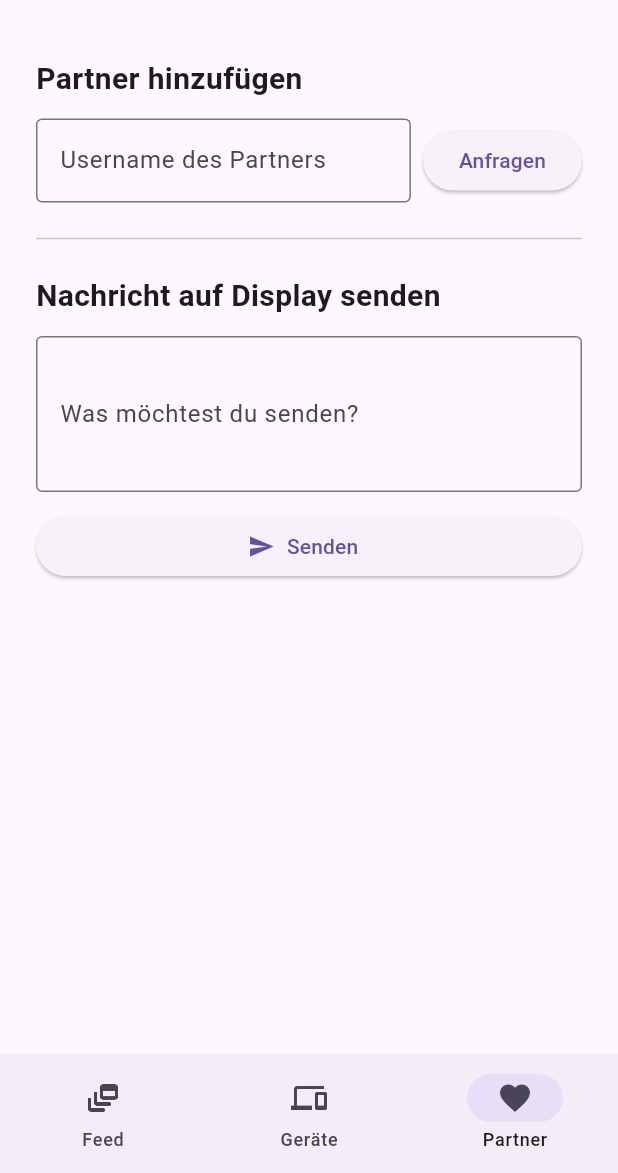
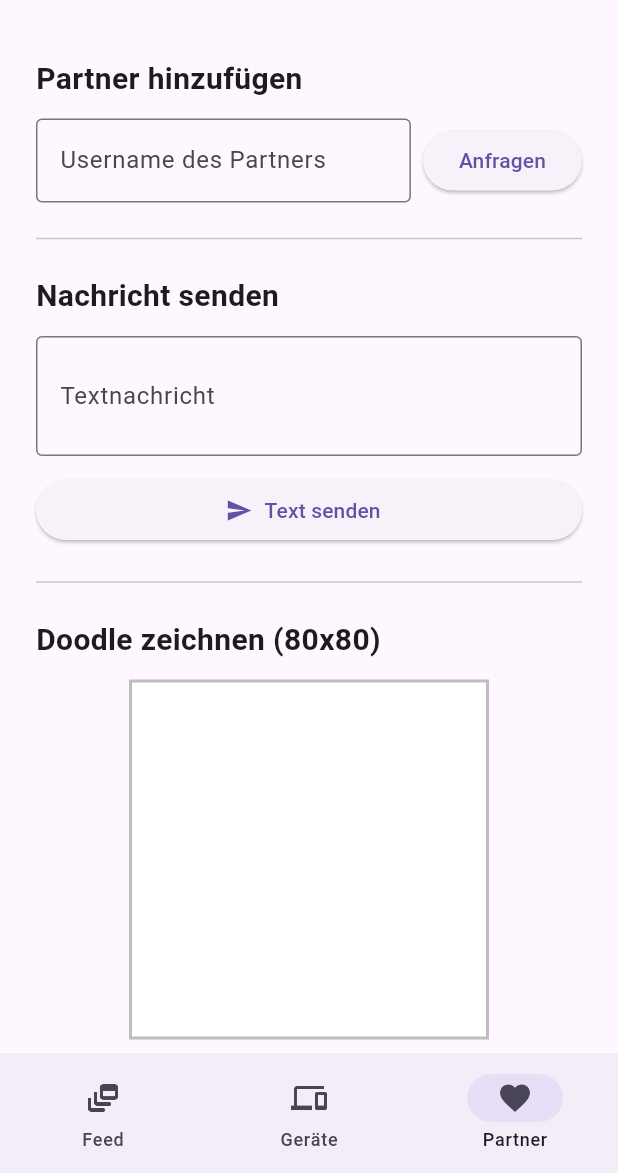
Before and after one commit to LarsEsDoch/kyndora, a Flutter app: the MainLayout screen opened directly with empty values, item 3 of the bottom bar chosen, after a tap on "Anfragen", on a phone screen of 412 x 824 dp, the part 63-1236 px from its top. Run offline on Flutter 3.47's test engine with Material 3 defaults, Android fonts, the phone set to English and light mode, and no system bars; our stand-ins replace flutter_blue_plus, permission_handler, shared_preferences; accounts and stored records are empty; network calls fail.

Commit message:
Add 80x80 doodle canvas & send feature
Introduce an interactive 80x80 doodle canvas to PartnerTab. Implements a boolean pixel grid, 2x2 pixel brush, Bresenham line interpolation to avoid gaps, CustomPainter rendering, gesture handling (pan down/update/end) and a hex payload generator. Adds HTTP POST to send doodles to the backend with auth, plus clear/send UI and loading state. Also includes small UI text tweaks and a minor partner-request snackbar change.

```diff
--- a/mobile_app/lib/tabs/partner_tab.dart
+++ b/mobile_app/lib/tabs/partner_tab.dart
@@ -1,6 +1,6 @@
+import 'dart:math';
 import 'package:flutter/material.dart';
 import 'package:http/http.dart' as http;
-
 import '../constants.dart';
 
 class PartnerTab extends StatefulWidget {
@@ -15,6 +15,124 @@ class _PartnerTabState extends State<PartnerTab> {
   final _usernameController = TextEditingController();
   final _messageController = TextEditingController();
 
+  final GlobalKey _paintKey = GlobalKey();
+
+  final int _gridSize = 80;
+  late List<List<bool>> _pixels;
+  bool _isSendingDoodle = false;
+
+  Point<int>? _lastPoint;
+
+  @override
+  void initState() {
+    super.initState();
+    _clearDoodle();
+  }
+
+  void _clearDoodle() {
+    setState(() {
+      _pixels = List.generate(_gridSize, (_) => List.filled(_gridSize, false));
+      _lastPoint = null;
+    });
+  }
+
+  void _drawPixelBlock(int x, int y) {
+    if (x >= 0 && x < _gridSize && y >= 0 && y < _gridSize) {
+      _pixels[y][x] = true;
+      if (x < _gridSize - 1) _pixels[y][x + 1] = true;
+      if (y < _gridSize - 1) _pixels[y + 1][x] = true;
+      if (x < _gridSize - 1 && y < _gridSize - 1) _pixels[y + 1][x + 1] = true;
+    }
+  }
+
+  void _drawLine(Point<int> p1, Point<int> p2) {
+    int x1 = p1.x;
+    int y1 = p1.y;
+    int x2 = p2.x;
+    int y2 = p2.y;
+
+    int dx = (x2 - x1).abs();
+    int dy = (y2 - y1).abs();
+    int sx = x1 < x2 ? 1 : -1;
+    int sy = y1 < y2 ? 1 : -1;
+    int err = dx - dy;
+
+    while (true) {
+      _drawPixelBlock(x1, y1);
+
+      if (x1 == x2 && y1 == y2) break;
+      int e2 = 2 * err;
+      if (e2 > -dy) {
+        err -= dy;
+        x1 += sx;
+      }
+      if (e2 < dx) {
+        err += dx;
+        y1 += sy;
+      }
+    }
+  }
+
+  void _handleGesture(Offset globalPosition, {bool isNewStroke = false}) {
+    final RenderBox? box = _paintKey.currentContext?.findRenderObject() as RenderBox?;
+    if (box == null) return;
+
+    final Offset localPosition = box.globalToLocal(globalPosition);
+    final Size size = box.size;
+
+    int x = (localPosition.dx / size.width * _gridSize).floor();
+    int y = (localPosition.dy / size.height * _gridSize).floor();
+
+    if (x >= 0 && x < _gridSize && y >= 0 && y < _gridSize) {
+      setState(() {
+        Point<int> currentPoint = Point(x, y);
+
+        if (isNewStroke || _lastPoint == null) {
+          _drawPixelBlock(x, y);
+        } else {
+          _drawLine(_lastPoint!, currentPoint);
+        }
+        _lastPoint = currentPoint;
+      });
+    }
+  }
+
+  String _generateHexPayload() {
+    String hexString = "";
+    for (int y = 0; y < _gridSize; y++) {
+      for (int x = 0; x < _gridSize; x += 8) {
+        int byte = 0;
+        for (int b = 0; b < 8; b++) {
+          if (_pixels[y][x + b]) {
+            byte |= (1 << (7 - b));
+          }
+        }
+        hexString += byte.toRadixString(16).padLeft(2, '0');
+      }
+    }
+    return hexString;
+  }
+
+  Future<void> _sendDoodle() async {
+    setState(() => _isSendingDoodle = true);
+    final payload = _generateHexPayload();
+
+    try {
+      final response = await http.post(
+        Uri.parse('$backendUrl/api/feed/?content_type=doodle&payload=$payload'),
+        headers: {'Authorization': 'Bearer ${widget.token}'},
+      );
+      if (response.statusCode == 200) {
+        ScaffoldMessenger.of(context).showSnackBar(const SnackBar(content: Text('Doodle gesendet!')));
+        _clearDoodle();
+      }
+    } catch (e) {
+      print("Doodle Error: $e");
+    } finally {
+      setState(() => _isSendingDoodle = false);
+    }
+  }
+
   Future<void> _sendPartnerRequest() async {
     final username = _usernameController.text;
     if (username.isEmpty) return;
@@ -27,8 +145,6 @@ class _PartnerTabState extends State<PartnerTab> {
       if (response.statusCode == 200) {
         ScaffoldMessenger.of(context).showSnackBar(const SnackBar(content: Text('Anfrage gesendet!')));
         _usernameController.clear();
-      } else {
-        ScaffoldMessenger.of(context).showSnackBar(SnackBar(content: Text('Fehler: ${response.body}')));
       }
     } catch (e) {
       print(e);
@@ -45,7 +161,7 @@ class _PartnerTabState extends State<PartnerTab> {
         headers: {'Authorization': 'Bearer ${widget.token}'},
       );
       if (response.statusCode == 200) {
-        ScaffoldMessenger.of(context).showSnackBar(const SnackBar(content: Text('Nachricht an Partner gesendet!')));
+        ScaffoldMessenger.of(context).showSnackBar(const SnackBar(content: Text('Nachricht gesendet!')));
         _messageController.clear();
       }
     } catch (e) {
@@ -71,31 +187,100 @@ class _PartnerTabState extends State<PartnerTab> {
                 ),
               ),
               const SizedBox(width: 8),
-              ElevatedButton(
-                onPressed: _sendPartnerRequest,
-                child: const Text('Anfragen'),
-              )
+              ElevatedButton(onPressed: _sendPartnerRequest, child: const Text('Anfragen'))
             ],
           ),
+
           const Divider(height: 48),
-          const Text("Nachricht auf Display senden", style: TextStyle(fontSize: 20, fontWeight: FontWeight.bold)),
+
+          const Text("Nachricht senden", style: TextStyle(fontSize: 20, fontWeight: FontWeight.bold)),
           const SizedBox(height: 12),
           TextField(
             controller: _messageController,
-            maxLines: 3,
-            decoration: const InputDecoration(
-              labelText: 'Was möchtest du senden?',
-              border: OutlineInputBorder(),
-            ),
+            maxLines: 2,
+            decoration: const InputDecoration(labelText: 'Textnachricht', border: OutlineInputBorder()),
           ),
           const SizedBox(height: 12),
           ElevatedButton.icon(
             onPressed: _sendMessage,
             icon: const Icon(Icons.send),
-            label: const Text('Senden'),
+            label: const Text('Text senden'),
+          ),
+
+          const Divider(height: 48),
+
+          const Text("Doodle zeichnen (80x80)", style: TextStyle(fontSize: 20, fontWeight: FontWeight.bold)),
+          const SizedBox(height: 12),
+
+          Center(
+            child: Container(
+              key: _paintKey,
+              width: 240,
+              height: 240,
+              decoration: BoxDecoration(
+                border: Border.all(color: Colors.grey.shade400, width: 2),
+                color: Colors.white,
+              ),
+              child: GestureDetector(
+                onPanDown: (details) => _handleGesture(details.globalPosition, isNewStroke: true),
+                onPanUpdate: (details) => _handleGesture(details.globalPosition),
+                onPanEnd: (_) => _lastPoint = null,
+                child: CustomPaint(
+                  painter: DoodlePainter(pixels: _pixels, gridSize: _gridSize),
+                  size: const Size(240, 240),
+                ),
+              ),
+            ),
+          ),
+          const SizedBox(height: 16),
+
+          Row(
+            mainAxisAlignment: MainAxisAlignment.spaceEvenly,
+            children: [
+              TextButton.icon(
+                onPressed: _clearDoodle,
+                icon: const Icon(Icons.clear),
+                label: const Text('Löschen'),
+              ),
+              ElevatedButton.icon(
+                onPressed: _isSendingDoodle ? null : _sendDoodle,
+                icon: _isSendingDoodle
+                    ? const SizedBox(width: 16, height: 16, child: CircularProgressIndicator(strokeWidth: 2))
+                    : const Icon(Icons.draw),
+                label: const Text('Doodle senden'),
+              ),
+            ],
           ),
         ],
       ),
     );
   }
 }
+
+class DoodlePainter extends CustomPainter {
+  final List<List<bool>> pixels;
+  final int gridSize;
+
+  DoodlePainter({required this.pixels, required this.gridSize});
+
+  @override
+  void paint(Canvas canvas, Size size) {
+    final paint = Paint()..color = Colors.black;
+    final cellWidth = size.width / gridSize;
+    final cellHeight = size.height / gridSize;
+
+    for (int y = 0; y < gridSize; y++) {
+      for (int x = 0; x < gridSize; x++) {
+        if (pixels[y][x]) {
+          canvas.drawRect(
+            Rect.fromLTWH(x * cellWidth, y * cellHeight, cellWidth, cellHeight),
+            paint,
+          );
+        }
+      }
+    }
+  }
+
+  @override
+  bool shouldRepaint(covariant DoodlePainter oldDelegate) => true;
+}
```
